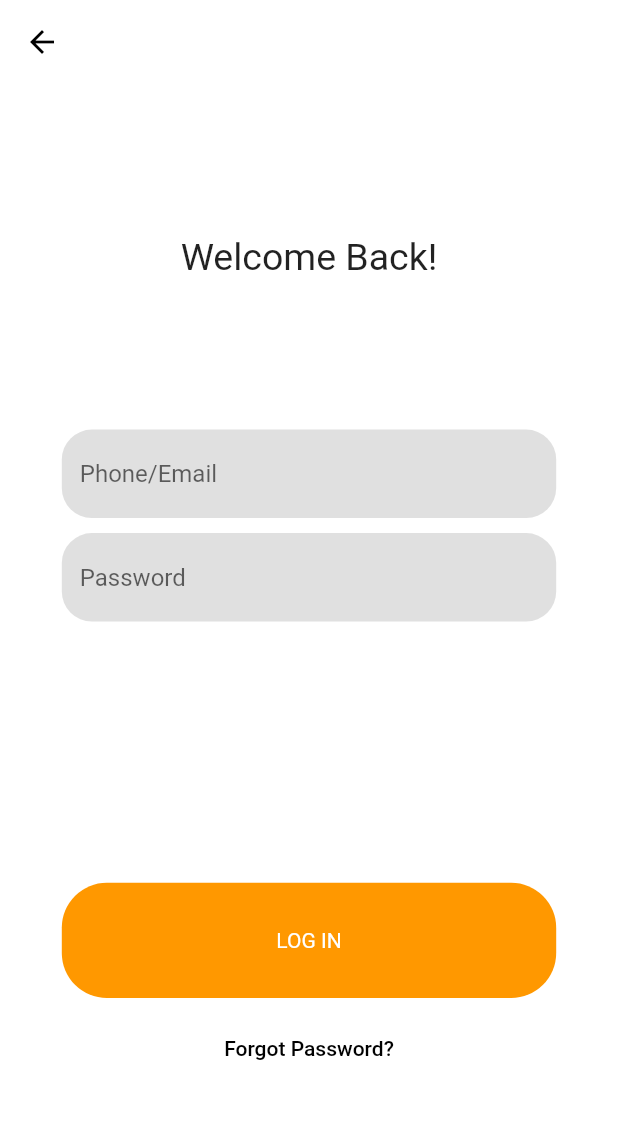
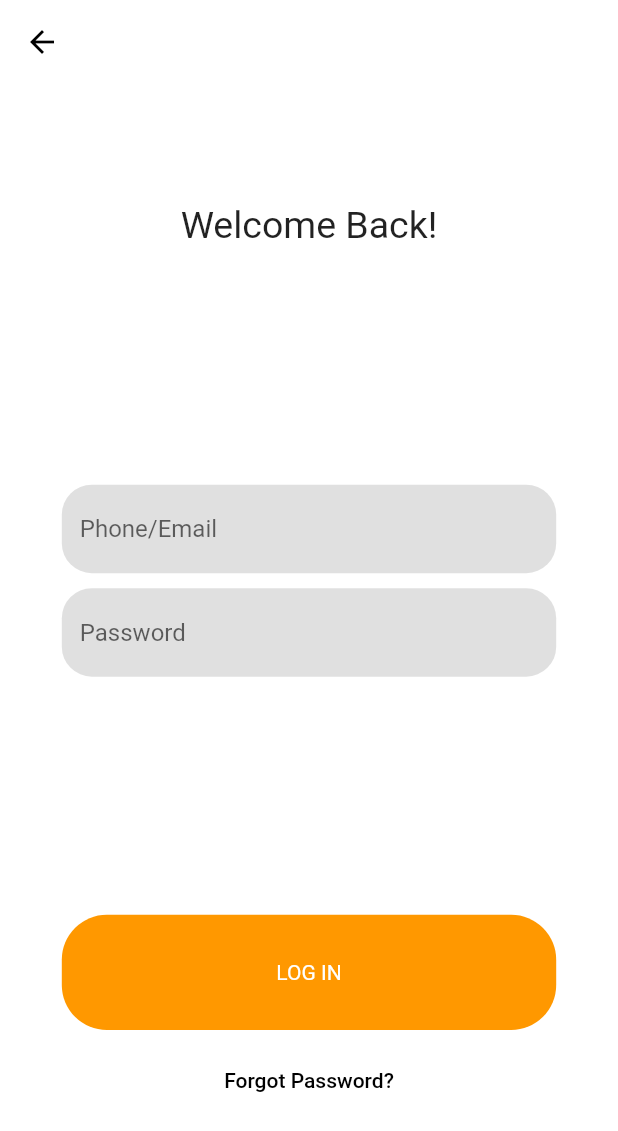
Before and after one commit to MusaGillani/flex-app, a Flutter app: the screen it shows after launch, after a tap on "LOG IN", on a phone screen of 412 x 824 dp. Shown: the top 1131 px of the screen. Run offline on Flutter 3.47's test engine with Material 2 defaults, Android fonts, the phone set to English and light mode, and no system bars; our stand-ins replace bottom_navy_bar, shared_preferences; missing offline and left inert: qr_code_scanner.

Commit message:
resize screen with keyboard fixed

```diff
--- a/lib/screens/dashboard_screen.dart
+++ b/lib/screens/dashboard_screen.dart
@@ -35,8 +35,10 @@ class _DashboardScreenState extends State<DashboardScreen> {
           onPressed: () {
             Navigator.of(context)
                 .pop(); // closing app drawer as well before loggin out
+            // Navigator.of(context)
+            //     .pushReplacementNamed('/'); // to make sure we go to home page
             Navigator.of(context)
-                .pushReplacementNamed('/'); // to make sure we go to home page
+                .pushNamedAndRemoveUntil('/', (route) => false);
             // so the logic there runs every time and no unexpected behaviour for logging out
             Provider.of<Auth>(context, listen: false).logout();
           },
--- a/lib/screens/login_screen.dart
+++ b/lib/screens/login_screen.dart
@@ -28,28 +28,35 @@ class _LoginScreenState extends State<LoginScreen>
   @override
   Widget build(BuildContext context) {
     return Scaffold(
+      resizeToAvoidBottomInset: false,
       appBar: AppBar(
         backgroundColor: Colors.white,
         elevation: 0,
       ),
       body: LayoutBuilder(
-        builder: (ctx, constraints) => Container(
+        builder: (ctx, constraints) => Form(
+          key: _formKey,
+          child: SingleChildScrollView(
+            child: Container(
+              height: constraints.maxHeight,
               width: constraints.maxWidth,
-          child: Form(
-            key: _formKey,
               child: Column(
+                mainAxisSize: MainAxisSize.max,
+                mainAxisAlignment: MainAxisAlignment.spaceAround,
                 crossAxisAlignment: CrossAxisAlignment.center,
                 children: [
-                Spacer(),
+                  // Spacer(),
                   Text(
                     'Welcome Back!',
-                  style: TextStyle(fontSize: 25.0, fontWeight: FontWeight.w400),
+                    style:
+                        TextStyle(fontSize: 25.0, fontWeight: FontWeight.w400),
                   ),
-                Spacer(),
-                Expanded(
-                  flex: 2,
-                  child: SingleChildScrollView(
-                    child: Column(
+                  // Spacer(),
+                  // Expanded(
+                  // flex: 2,
+                  // child: SingleChildScrollView(
+                  // child:
+                  Column(
                     children: [
                       Padding(
                         padding: EdgeInsets.symmetric(
@@ -106,9 +113,11 @@ class _LoginScreenState extends State<LoginScreen>
                       ),
                     ],
                   ),
-                  ),
-                ),
-                Spacer(),
+                  //   ),
+                  // ),
+                  // Spacer(),
+                  Column(
+                    children: [
                       if (_isLoading)
                         CircularProgressIndicator()
                       else
@@ -135,8 +144,11 @@ class _LoginScreenState extends State<LoginScreen>
                           style: TextStyle(color: Colors.black),
                         ),
                       ),
-                Spacer(),
                     ],
+                  ),
+                  // Spacer(),
+                ],
+              ),
             ),
           ),
         ),
--- a/lib/screens/signup_screen.dart
+++ b/lib/screens/signup_screen.dart
@@ -22,6 +22,7 @@ class _SignUpScreenState extends State<SignUpScreen> {
   @override
   Widget build(BuildContext context) {
     return Scaffold(
+      resizeToAvoidBottomInset: false,
       appBar: AppBar(
         backgroundColor: Colors.white,
         elevation: 0,
@@ -41,10 +42,11 @@ class _SignUpScreenState extends State<SignUpScreen> {
                   style: TextStyle(fontSize: 25.0, fontWeight: FontWeight.w400),
                 ),
                 Spacer(),
-                Expanded(
-                  flex: 3,
-                  child: SingleChildScrollView(
-                    child: Column(
+                // Expanded(
+                //   flex: 3,
+                // child: SingleChildScrollView(
+                // child:
+                Column(
                   children: [
                     Padding(
                       padding: EdgeInsets.symmetric(
@@ -124,8 +126,8 @@ class _SignUpScreenState extends State<SignUpScreen> {
                     ),
                   ],
                 ),
-                  ),
-                ),
+                //   ),
+                // ),
                 Spacer(),
                 if (_isLoading)
                   CircularProgressIndicator()
```
Also changed, not shown: 2 other files. Lines whose indentation alone changed are shown as unchanged.
